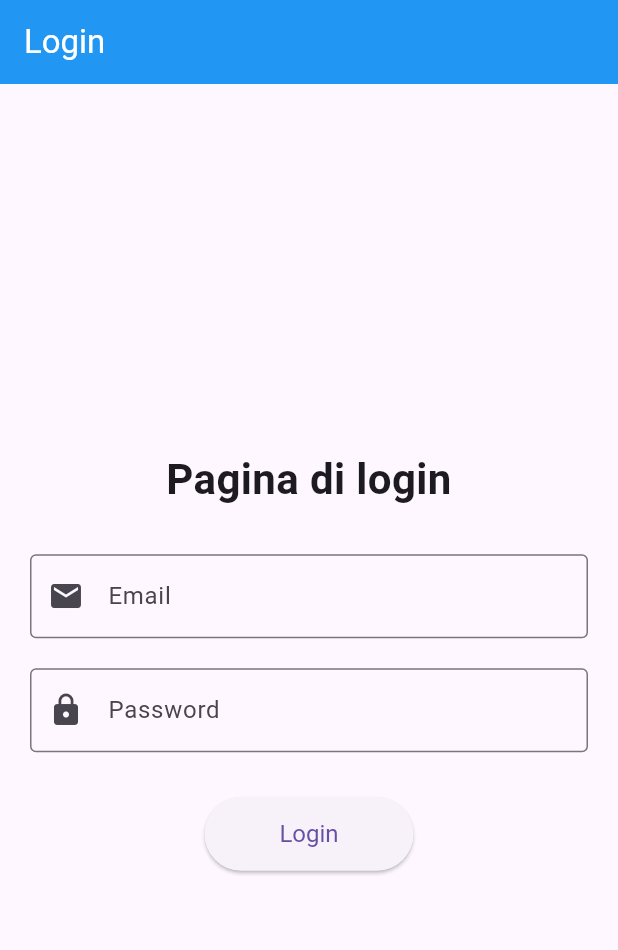
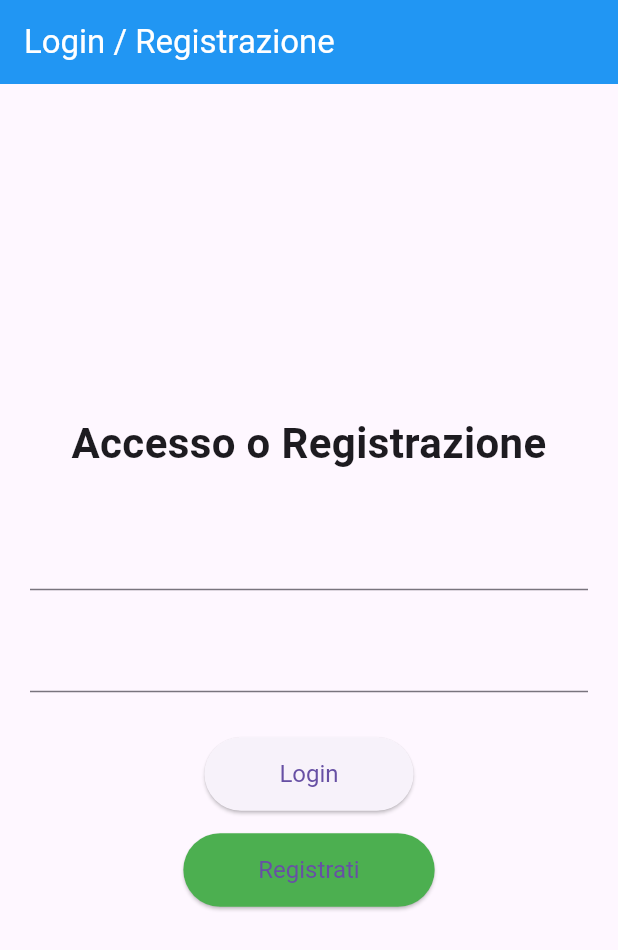
Before and after one commit to Gilgard91/firebase_app_test, a Flutter app: the screen it shows after launch, on a phone screen of 412 x 824 dp. Shown: the top 950 px of the screen. Run offline on Flutter 3.47's test engine with Material 3 defaults, Android fonts, the light colour scheme and no system bars; our stand-ins replace firebase_auth, firebase_core, go_router, google_sign_in; accounts and stored records are empty.

Commit message:
bozza registrazione

```diff
--- a/lib/login_page.dart
+++ b/lib/login_page.dart
@@ -16,6 +16,7 @@ class LoginPageState extends State<LoginPage> {
   final TextEditingController _passwordController = TextEditingController();
   bool _isLoading = false;
   bool _isGoogleLoading = false;
+  bool _isRegistering = false;
 
   final FirebaseAuth _auth = FirebaseAuth.instance;
   // final GoogleSignIn _googleSignIn = GoogleSignIn(serverClientId: 'test');
@@ -67,68 +68,66 @@ class LoginPageState extends State<LoginPage> {
     }
   }
 
-  // Future<void> _signInWithGoogle() async {
-  //   setState(() {
-  //     _isGoogleLoading = true;
-  //   });
-  //   try {
-  //     // Avvia il flusso di accesso con Google.
-  //     // Firebase Auth utilizzerà Credential Manager su Android quando disponibile.
-  //     final GoogleSignInAccount googleUser = await _googleSignIn.authenticate();
-  //
-  //     if (googleUser == null) {
-  //       // L'utente ha annullato il flusso di accesso
-  //       if (mounted) {
-  //         setState(() {
-  //           _isGoogleLoading = false;
-  //         });
-  //       }
-  //       return;
-  //     }
-  //
-  //     // Ottieni i dettagli dell'autenticazione dalla richiesta.
-  //     final GoogleSignInAuthentication googleAuth = await googleUser.authentication;
-  //
-  //     // Crea una nuova credenziale Firebase.
-  //     final AuthCredential credential = GoogleAuthProvider.credential(
-  //       // accessToken: googleAuth.
-  //       idToken: googleAuth.idToken,
-  //     );
-  //
-  //     // Accedi a Firebase con la credenziale.
-  //     UserCredential userCredential = await _auth.signInWithCredential(credential);
-  //
-  //     if (mounted) {
-  //       // Naviga alla home page o alla pagina successiva
-  //       context.go('/home');
-  //     }
-  //   } on FirebaseAuthException catch (e) {
-  //     String errorMessage = 'Errore durante il login con Google: ${e.message}';
-  //     if (e.code == 'account-exists-with-different-credential') {
-  //       errorMessage = 'Esiste già un account con questa email ma con un metodo di accesso diverso.';
-  //     } else if (e.code == 'user-disabled') {
-  //       errorMessage = 'L\'account utente è stato disabilitato.';
-  //     }
-  //     // Aggiungi altri codici di errore specifici di FirebaseAuthException se necessario
-  //     if (mounted) {
-  //       ScaffoldMessenger.of(context).showSnackBar(
-  //         SnackBar(content: Text(errorMessage)),
-  //       );
-  //     }
-  //   } catch (e) {
-  //     if (mounted) {
-  //       ScaffoldMessenger.of(context).showSnackBar(
-  //         SnackBar(content: Text('Si è verificato un errore imprevisto: $e')),
-  //       );
-  //     }
-  //   } finally {
-  //     if (mounted) {
-  //       setState(() {
-  //         _isGoogleLoading = false;
-  //       });
-  //     }
-  //   }
-  // }
+  Future<void> _register() async {
+    if (_formKey.currentState!.validate()) {
+      setState(() {
+        _isRegistering = true;
+      });
+      try {
+        UserCredential userCredential = await _auth.createUserWithEmailAndPassword(
+          email: _emailController.text.trim(),
+          password: _passwordController.text.trim(),
+        );
+
+        // Opzionale: puoi salvare informazioni aggiuntive dell'utente
+        // nel database Firestore o Realtime Database qui.
+        // Esempio:
+        // await FirebaseFirestore.instance.collection('users').doc(userCredential.user!.uid).set({
+        //   'email': _emailController.text.trim(),
+        //   // altri campi...
+        // });
+
+        await FirebaseAuth.instance.signOut();
+
+        if (mounted) {
+          // context.go('/home'); // O mostra una SnackBar di successo e resta sulla pagina di login
+          // // per far accedere l'utente.
+          ScaffoldMessenger.of(context).showSnackBar(
+            const SnackBar(content: Text('Registrazione avvenuta con successo! Effettua il login.')),
+          );
+        }
+
+      } on FirebaseAuthException catch (e) {
+        String errorMessage;
+        if (e.code == 'weak-password') {
+          errorMessage = 'La password fornita è troppo debole.';
+        } else if (e.code == 'email-already-in-use') {
+          errorMessage = 'L\'account esiste già per questa email.';
+        } else if (e.code == 'invalid-email') {
+          errorMessage = 'L\'indirizzo email non è valido.';
+        } else {
+          errorMessage = 'Errore durante la registrazione: ${e.message}';
+        }
+        if (mounted) {
+          ScaffoldMessenger.of(context).showSnackBar(
+            SnackBar(content: Text(errorMessage)),
+          );
+        }
+      } catch (e) {
+        if (mounted) {
+          ScaffoldMessenger.of(context).showSnackBar(
+            SnackBar(content: Text('Si è verificato un errore: $e')),
+          );
+        }
+      } finally {
+        if (mounted) {
+          setState(() {
+            _isRegistering = false;
+          });
+        }
+      }
+    }
+  }
 
   @override
   void dispose() {
@@ -141,7 +140,7 @@ class LoginPageState extends State<LoginPage> {
   Widget build(BuildContext context) {
     return Scaffold(
       appBar: AppBar(
-        title: const Text('Login'),
+        title: const Text('Login / Registrazione'), // Titolo aggiornato
         backgroundColor: Colors.blue,
         foregroundColor: Colors.white,
       ),
@@ -154,7 +153,7 @@ class LoginPageState extends State<LoginPage> {
               mainAxisAlignment: MainAxisAlignment.center,
               children: [
                 const Text(
-                  'Pagina di login',
+                  'Accesso o Registrazione', // Testo aggiornato
                   style: TextStyle(
                     fontSize: 28,
                     fontWeight: FontWeight.bold,
@@ -164,37 +163,12 @@ class LoginPageState extends State<LoginPage> {
                 const SizedBox(height: 30),
                 TextFormField(
                   controller: _emailController,
-                  decoration: const InputDecoration(
-                    labelText: 'Email',
-                    border: OutlineInputBorder(),
-                    prefixIcon: Icon(Icons.email),
-                  ),
-                  keyboardType: TextInputType.emailAddress,
-                  validator: (value) {
-                    if (value == null || value.isEmpty) {
-                      return 'Inserisci la tua email';
-                    }
-                    if (!value.contains('@')) {
-                      return 'Email non valida';
-                    }
-                    return null;
-                  },
+                  // ... (configurazione TextFormField email esistente) ...
                 ),
                 const SizedBox(height: 20),
                 TextFormField(
                   controller: _passwordController,
-                  decoration: const InputDecoration(
-                    labelText: 'Password',
-                    border: OutlineInputBorder(),
-                    prefixIcon: Icon(Icons.lock),
-                  ),
-                  obscureText: true,
-                  validator: (value) {
-                    if (value == null || value.isEmpty) {
-                      return 'Inserisci la tua password';
-                    }
-                    return null;
-                  },
+                  // ... (configurazione TextFormField password esistente) ...
                 ),
                 const SizedBox(height: 30),
                 _isLoading
@@ -208,15 +182,20 @@ class LoginPageState extends State<LoginPage> {
                   ),
                   child: const Text('Login'),
                 ),
-                // ElevatedButton(
-                //   onPressed: _signInWithGoogle,
-                //   style: ElevatedButton.styleFrom(
-                //     padding: const EdgeInsets.symmetric(
-                //         horizontal: 50, vertical: 15),
-                //     textStyle: const TextStyle(fontSize: 16),
-                //   ),
-                //   child: const Text('Login Google'),
-                // ),
+                const SizedBox(height: 15), // Spazio tra i pulsanti
+                _isRegistering
+                    ? const CircularProgressIndicator()
+                    : ElevatedButton(
+                  onPressed: _register, // Chiama la nuova funzione di registrazione
+                  style: ElevatedButton.styleFrom(
+                    backgroundColor: Colors.green, // Colore diverso per la registrazione
+                    padding: const EdgeInsets.symmetric(
+                        horizontal: 50, vertical: 15),
+                    textStyle: const TextStyle(fontSize: 16),
+                  ),
+                  child: const Text('Registrati'),
+                ),
+                // ... (Eventuale pulsante Google Sign-In) ...
               ],
             ),
           ),
--- a/lib/main.dart
+++ b/lib/main.dart
@@ -13,7 +13,6 @@ Future<void> main() async {
   runApp(const MyApp());
 }
 
-//commento di prova
 class MyApp extends StatelessWidget {
   const MyApp({super.key});
   @override
--- a/pubspec.yaml
+++ b/pubspec.yaml
@@ -40,6 +40,7 @@ dependencies:
   firebase_auth: ^5.6.2
   cloud_firestore: ^5.6.11
   google_sign_in: ^7.1.1
+  credential_manager: ^2.0.3
 
 
 
```
Also changed, not shown: pubspec.lock.
